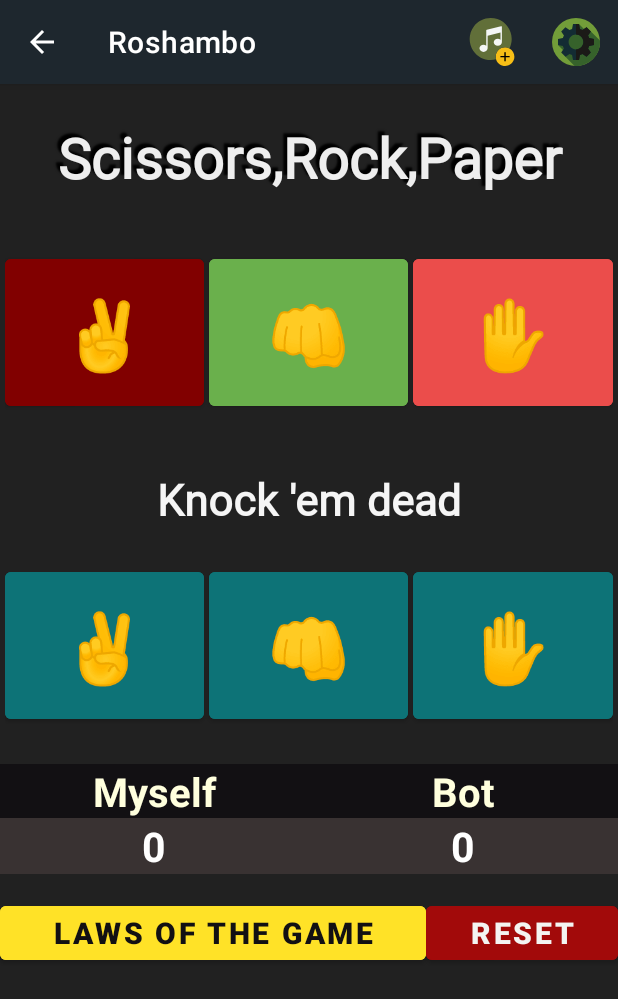
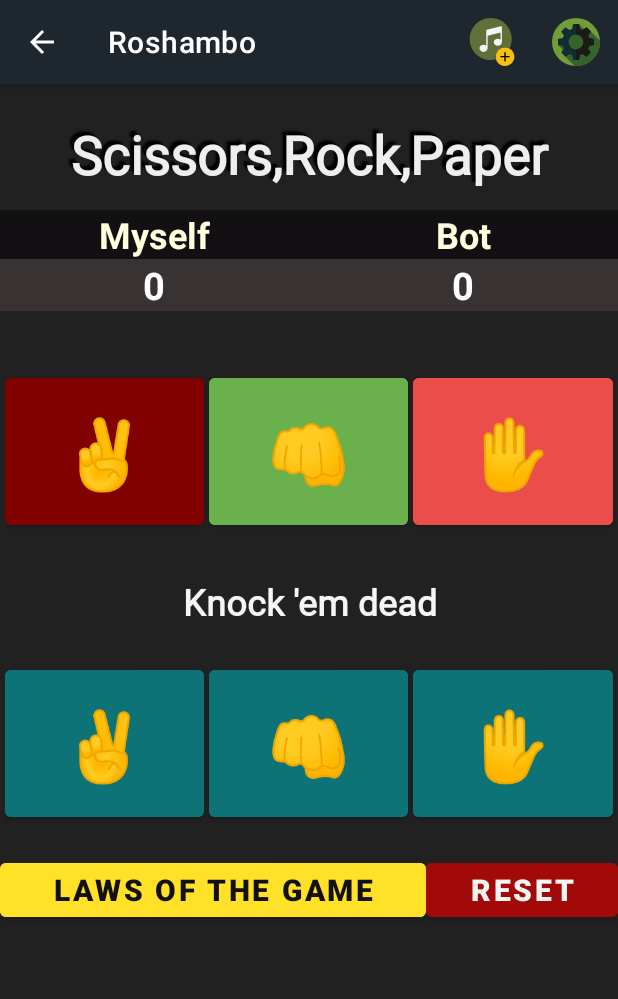
Before and after one commit to geeky-auro/Tic_Tac_Toe, an Android app: the Rock_paper_surface screen opened directly, with no data from a screen before it, on a phone screen of 412 x 824 dp. Shown: the top 999 px of the screen. Run offline under Robolectric (Android 15) with nearby library versions, the phone set to English and light mode, and no system bars; libraries missing offline, so code that uses them is left out: com.crowdfire.cfalertdialog, es.dmoral.toasty; Roboto replaces fonts that are not available here; 2 statements that could not run were skipped.

Commit message:
git stash

```diff
--- a/app/src/main/java/com/AuroSaswatRaj/noughtsandcrosses/Chooselevel.java
+++ b/app/src/main/java/com/AuroSaswatRaj/noughtsandcrosses/Chooselevel.java
@@ -20,8 +20,6 @@ public class Chooselevel extends AppCompatActivity {
     static int cutc=0;
     private LinearLayout easylayout,hardlayout;
 
-    private ImageButton hardpic;
-
     @Override
     protected void onCreate(Bundle savedInstanceState) {
         super.onCreate(savedInstanceState);
@@ -34,10 +32,10 @@ public class Chooselevel extends AppCompatActivity {
         statusbarColor1();
 
         ImageButton easypic = findViewById(R.id.easymode);
-        hardpic=findViewById(R.id.hardmode);
+        ImageButton hardpic = findViewById(R.id.hardmode);
 
 
-        Button button = findViewById(R.id.playnowbtn);
+
 
         //Defining Layouts
 
--- a/app/src/main/res/layout/activity_rock_paper_surface.xml
+++ b/app/src/main/res/layout/activity_rock_paper_surface.xml
@@ -22,9 +22,79 @@
         android:text="Scissors,Rock,Paper"
         android:textAlignment="center"
         android:textColor="#eeeeee"
-        android:textSize="37.5dp"
+        android:textSize="35dp"
         android:textStyle="bold"
         ></TextView>
+
+    <LinearLayout
+        android:layout_width="match_parent"
+        android:layout_height="wrap_content"
+        android:layout_marginTop="10dp"
+        android:weightSum="2"
+        android:layout_marginBottom="5dp">
+        <LinearLayout
+            android:layout_width="match_parent"
+            android:layout_height="match_parent"
+            android:layout_weight="1"
+            android:background="#393232"
+            android:orientation="vertical">
+            <TextView
+                android:background="#121013"
+                android:id="@+id/player1"
+                android:layout_width="match_parent"
+                android:layout_height="wrap_content"
+                android:textAlignment="center"
+                android:layout_gravity="center"
+                android:textSize="24sp"
+                android:text="Myself"
+                android:textStyle="bold"
+                android:textColor="#ffd"
+                ></TextView>
+
+            <TextView
+                android:id="@+id/player1score"
+                android:layout_width="wrap_content"
+                android:layout_height="wrap_content"
+                android:text="0"
+                android:layout_gravity="center"
+                android:textSize="25dp"
+                android:textColor="#fff"
+                android:textStyle="bold"
+                ></TextView>
+        </LinearLayout>
+        <LinearLayout
+            android:layout_width="match_parent"
+            android:layout_height="match_parent"
+            android:layout_weight="1"
+            android:orientation="vertical"
+            android:background="#393232">
+            <TextView
+                android:id="@+id/player2"
+                android:layout_width="match_parent"
+                android:layout_height="wrap_content"
+                android:textAlignment="center"
+                android:layout_gravity="center"
+                android:textSize="24sp"
+                android:background="#121013"
+                android:text="Bot"
+                android:textStyle="bold"
+                android:textColor="#ffd"
+                ></TextView>
+
+            <TextView
+                android:id="@+id/player2score"
+                android:layout_width="wrap_content"
+                android:layout_height="wrap_content"
+                android:text="0"
+                android:layout_gravity="center"
+                android:textSize="25dp"
+                android:textColor="#fff"
+                android:textStyle="bold"
+                ></TextView>
+        </LinearLayout>
+
+    </LinearLayout>
+
     <LinearLayout
         android:id="@+id/linee1"
         android:layout_width="match_parent"
@@ -70,12 +140,12 @@
         android:id="@+id/playerscoretext"
         android:layout_width="match_parent"
         android:layout_height="wrap_content"
-        android:layout_marginTop="33dp"
+        android:layout_marginTop="25dp"
         android:text="Knock 'em dead"
         android:textAlignment="center"
         android:textColor="#f5f5f5"
         android:textStyle="bold"
-        android:textSize="28.5dp"
+        android:textSize="24dp"
         android:fontFamily="@font/digitalorange"
         ></TextView>
     <LinearLayout
@@ -116,74 +186,7 @@
             android:layout_marginLeft="3dp"
             android:layout_weight="1"></Button>
     </LinearLayout>
-    <LinearLayout
-        android:layout_width="match_parent"
-        android:layout_height="wrap_content"
-        android:layout_marginTop="15dp"
-        android:weightSum="2"
-        android:layout_marginBottom="5dp">
-        <LinearLayout
-            android:layout_width="match_parent"
-            android:layout_height="match_parent"
-            android:layout_weight="1"
-            android:background="#393232"
-            android:orientation="vertical">
-            <TextView
-                android:background="#121013"
-                android:id="@+id/player1"
-                android:layout_width="match_parent"
-                android:layout_height="wrap_content"
-                android:textAlignment="center"
-                android:layout_gravity="center"
-                android:textSize="26.5sp"
-                android:text="Myself"
-                android:textStyle="bold"
-                android:textColor="#ffd"
-                ></TextView>
 
-            <TextView
-                android:id="@+id/player1score"
-                android:layout_width="wrap_content"
-                android:layout_height="wrap_content"
-                android:text="0"
-                android:layout_gravity="center"
-                android:textSize="27.5dp"
-                android:textColor="#fff"
-                android:textStyle="bold"
-                ></TextView>
-        </LinearLayout>
-        <LinearLayout
-            android:layout_width="match_parent"
-            android:layout_height="match_parent"
-            android:layout_weight="1"
-            android:orientation="vertical"
-            android:background="#393232">
-            <TextView
-                android:id="@+id/player2"
-                android:layout_width="match_parent"
-                android:layout_height="wrap_content"
-                android:textAlignment="center"
-                android:layout_gravity="center"
-                android:textSize="26.5sp"
-                android:background="#121013"
-                android:text="Bot"
-                android:textStyle="bold"
-                android:textColor="#ffd"
-                ></TextView>
-
-            <TextView
-                android:id="@+id/player2score"
-                android:layout_width="wrap_content"
-                android:layout_height="wrap_content"
-                android:text="0"
-                android:layout_gravity="center"
-                android:textSize="27.5dp"
-                android:textColor="#fff"
-                android:textStyle="bold"
-                ></TextView>
-        </LinearLayout>
-
-    </LinearLayout>
     <LinearLayout
         android:id="@+id/leneo"
         android:layout_width="match_parent"
```
Also changed, not shown: app/src/main/res/layout/activity_chooselevel_roshambo.xml (+38 -22 lines), app/src/main/res/layout/activity_roshambo_human.xml (+31 -5 lines), app/src/main/res/layout/activity_tictacoptions.xml (+38 -17 lines), app/src/main/res/layout/roshambohuman_welcome.xml (+24 -14 lines).
